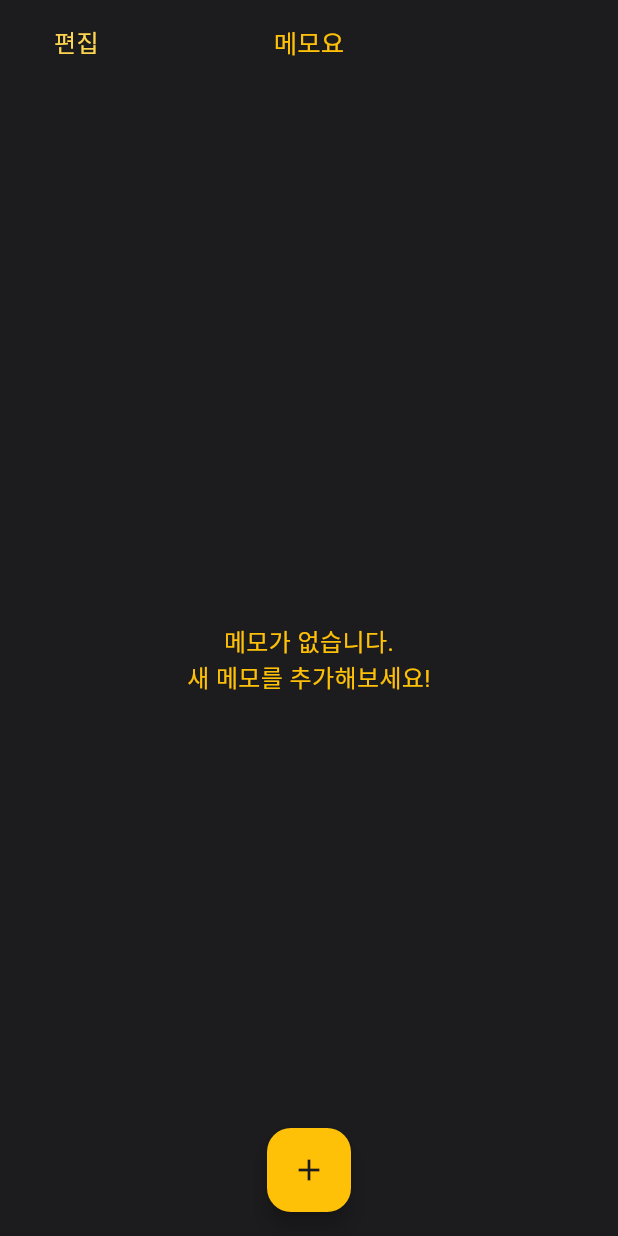
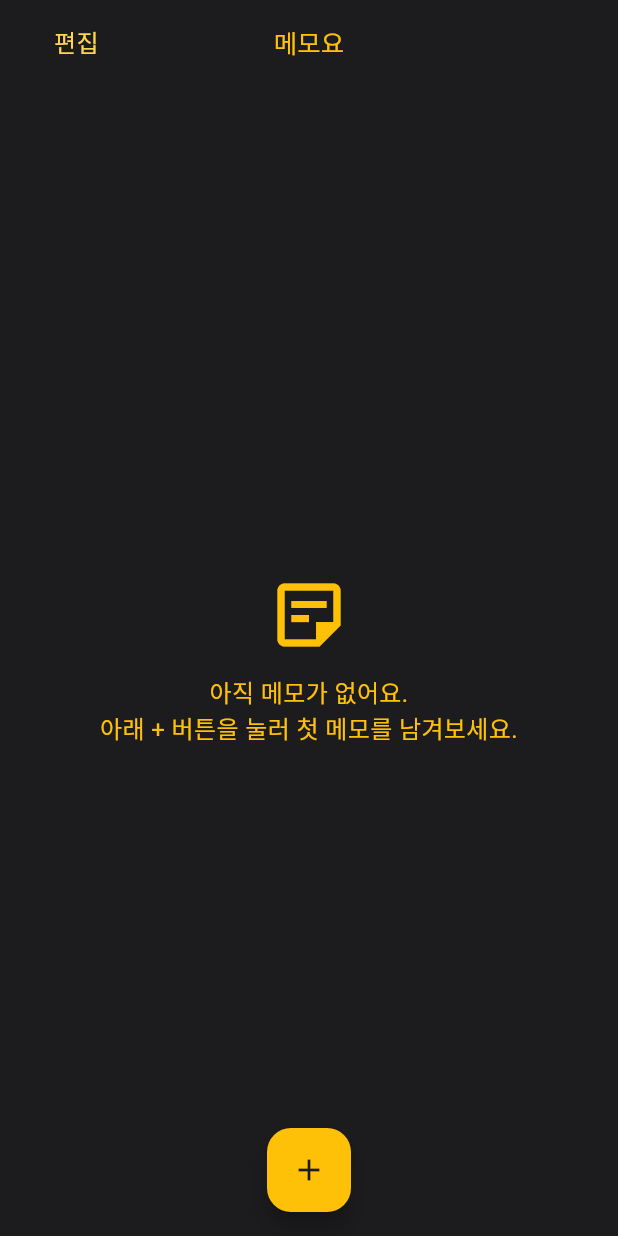
Before and after one commit to ssamssae/simple-memo-app, a Flutter app: the screen it shows after launch, on a phone screen of 412 x 824 dp. Run offline on Flutter 3.47's test engine with Material 3 defaults, Android fonts, the phone set to English and light mode, and no system bars; our stand-ins replace sensors_plus, shared_preferences.

Commit message:
feat(ux): 빈 메모 리스트 안내 문구 + 아이콘 개선 (1.0.4 enh) (#6)
* docs(store-assets): ASO 강화안 v2 (메모요 Play Store 한국어 설명 불릿+키워드)

* feat(ux): 빈 메모 리스트 안내 문구 + 아이콘 개선

1.0.4 백로그 외 surface 후보 중 가장 작은 1건 — empty-state UX 개선:
- 텍스트 아이콘(sticky_note_2_outlined, 56dp, amber) 추가로 비어있는 상태를 시각적으로 강조
- 안내 문구를 "메모가 없습니다 / 새 메모를 추가해보세요!" → "아직 메모가 없어요 / 아래 + 버튼을 눌러 첫 메모를 남겨보세요." 로 정돈
- FAB 위치(bottom-center) 와 아이콘(+) 을 자연스럽게 가리켜 첫 사용자 진입장벽 감소

근거: docs/feedback/1.0.4-backlog.md 의 P0 3건은 모두 pubspec/store/external 변경을 동반해
이번 Dart-only 사이클 가드에 맞지 않음. 후보 surface 후 가장 작고 안전한 UX 개선만 단건 선택.

변경 범위: lib/screens/memo_list_screen.dart 1개 파일 (16 insertions, 5 deletions)
검증: flutter analyze (자체 변경 0 issue), flutter test (5/5 PASS)

Co-Authored-By: Claude Opus 4.7 <noreply@anthropic.com>

---------

Co-authored-by: Claude Opus 4.7 <noreply@anthropic.com>

```diff
--- a/lib/screens/memo_list_screen.dart
+++ b/lib/screens/memo_list_screen.dart
@@ -411,11 +411,22 @@ class _MemoListScreenState extends State<MemoListScreen> {
         body: _isLoading
             ? const Center(child: CircularProgressIndicator())
             : _memos.isEmpty
-                ? const Center(
-                    child: Text(
-                      '메모가 없습니다.\n새 메모를 추가해보세요!',
-                      textAlign: TextAlign.center,
-                      style: TextStyle(fontSize: 16, color: Colors.amber),
+                ? Center(
+                    child: Column(
+                      mainAxisSize: MainAxisSize.min,
+                      children: const [
+                        Icon(
+                          Icons.sticky_note_2_outlined,
+                          size: 56,
+                          color: Colors.amber,
+                        ),
+                        SizedBox(height: 12),
+                        Text(
+                          '아직 메모가 없어요.\n아래 + 버튼을 눌러 첫 메모를 남겨보세요.',
+                          textAlign: TextAlign.center,
+                          style: TextStyle(fontSize: 16, color: Colors.amber),
+                        ),
+                      ],
                     ),
                   )
                 : SingleChildScrollView(
```
Also changed, not shown: 1 other file.
